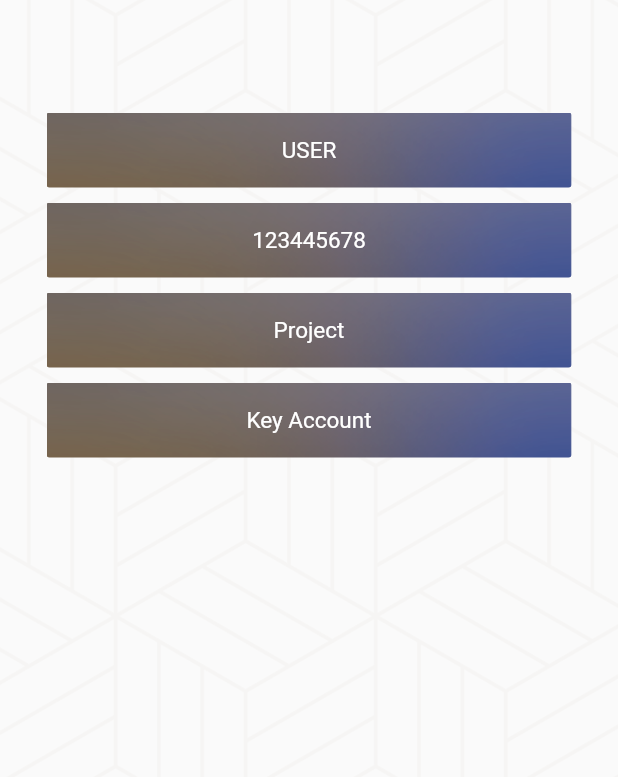
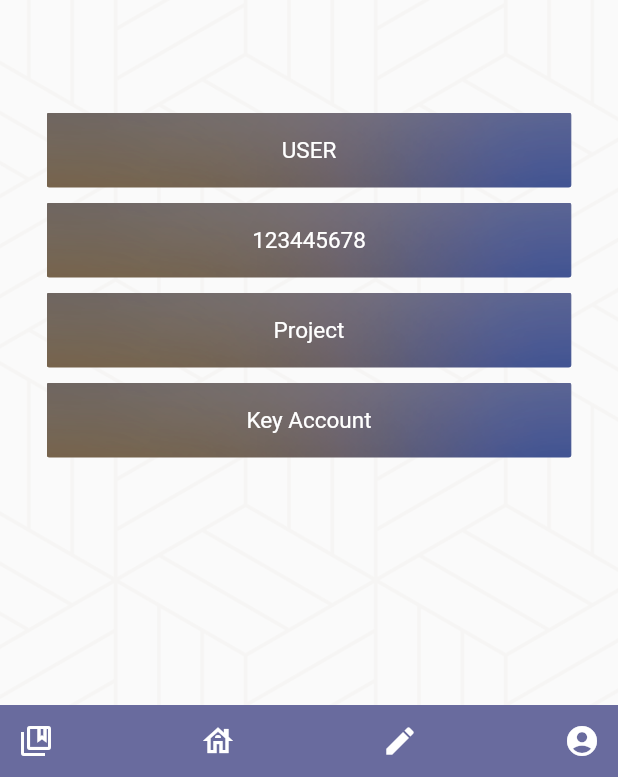
Before and after one commit to Muhammadtawil/employees-tasks-, a Flutter app: the AboutEmployee screen opened by its route, on a phone screen of 412 x 824 dp, the part 459-1236 px from its top. Run offline on Flutter 3.47's test engine with Material 2 defaults, Android fonts, the light colour scheme and no system bars; our stand-ins replace flutter_staggered_animations.

Commit message:
add buttomNavBAR

```diff
--- a/employeestasks/lib/pages/AboutEmployee.dart
+++ b/employeestasks/lib/pages/AboutEmployee.dart
@@ -3,6 +3,7 @@ import 'package:flutter/services.dart';
 
 import '../utilis/color.dart';
 import '../utilis/pathimage.dart';
+import '../widgets/bottom_nav_bar.dart';
 import '../widgets/label_text_field.dart';
 import '../widgets/my_drawer.dart';
 
@@ -110,6 +111,7 @@ class AboutEmployee extends StatelessWidget {
           ],
         ),
       ),
+      bottomNavigationBar: const BottomNavBarWidget(),
     );
   }
 }
--- a/employeestasks/lib/widgets/bottom_nav_bar.dart
+++ b/employeestasks/lib/widgets/bottom_nav_bar.dart
@@ -11,6 +11,7 @@ class _BottomNavBarWidgetState extends State<BottomNavBarWidget> {
   @override
   Widget build(BuildContext context) {
     return BottomAppBar(
+      elevation: 0,
       //bottom navigation bar on scaffold
       color: const Color(0xff696b9e),
       shape: const CircularNotchedRectangle(), //shape of notch
@@ -31,7 +32,7 @@ class _BottomNavBarWidgetState extends State<BottomNavBarWidget> {
           ),
           IconButton(
             icon: const Icon(
-              Icons.home,
+              Icons.house_outlined,
               color: Colors.white,
             ),
             onPressed: () {
```
